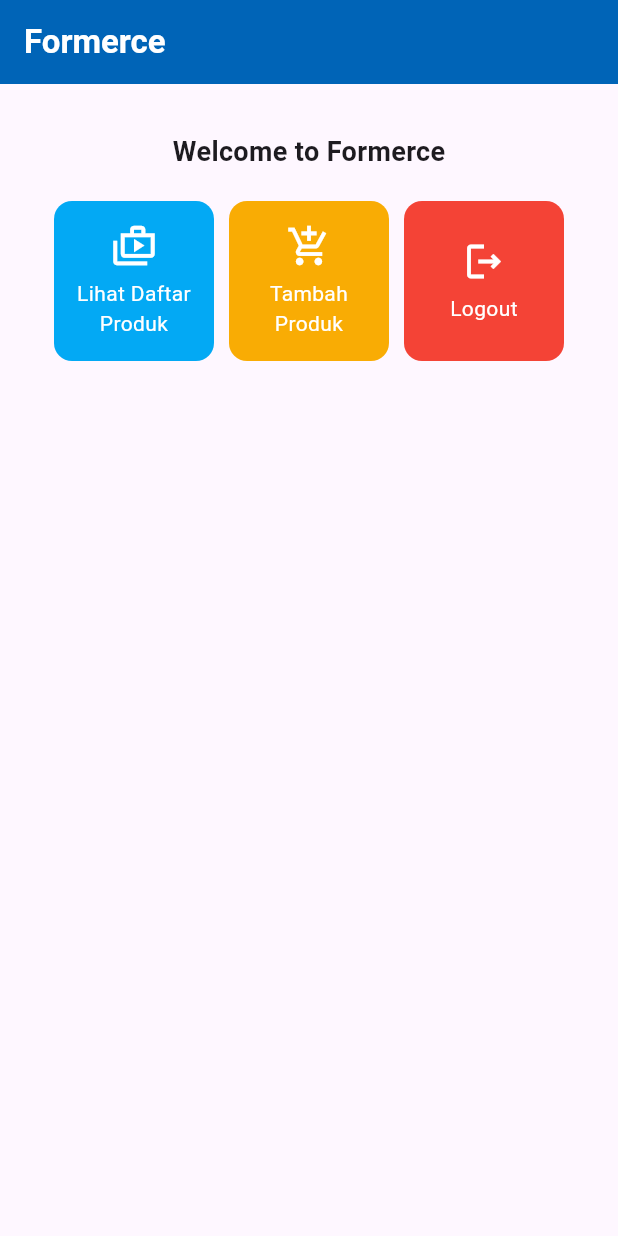
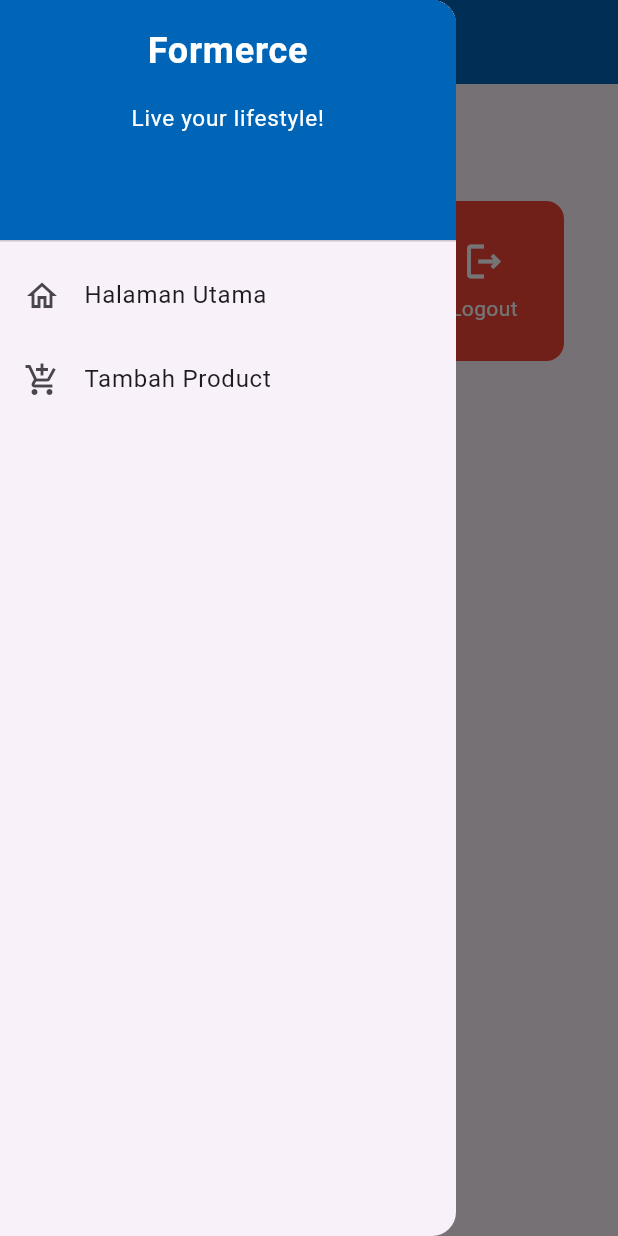
Before and after one commit to WendyFyfo/formerce_mobile, a Flutter app: the screen it shows after launch, with the side drawer open (before the commit the screen has no drawer), on a phone screen of 412 x 824 dp. Run offline on Flutter 3.47's test engine with Material 3 defaults, Android fonts, the phone set to English and light mode, and no system bars.

Commit message:
Submit Tugas 8

```diff
--- a/lib/main.dart
+++ b/lib/main.dart
@@ -1,5 +1,5 @@
 import 'package:flutter/material.dart';
-import 'package:formerce_mobile/menu.dart';
+import 'package:formerce_mobile/screens/menu.dart';
 
 void main() {
   runApp(const MyApp());
--- a/lib/menu.dart
+++ /dev/null
@@ -1,120 +0,0 @@
-import 'package:flutter/material.dart';
-
-class MyHomePage extends StatelessWidget {
-  MyHomePage({super.key});
-
-  final List<ItemHomePage> items =[
-    ItemHomePage("Lihat Daftar Produk", Icons.shop_2_outlined, Colors.lightBlue),
-    ItemHomePage("Tambah Produk", Icons.add_shopping_cart_outlined, const Color.fromARGB(255, 249, 172, 4)),
-    ItemHomePage("Logout", Icons.logout_outlined, Colors.red),
-  ];
-
-  @override
-  Widget build(BuildContext context){
-    return Scaffold(
-      appBar: AppBar(
-        title: const Text('Formerce',
-          style: TextStyle(
-            color: Colors.white,
-            fontWeight: FontWeight.bold,
-          ),
-        ),
-        backgroundColor: Theme.of(context).colorScheme.primary,
-      ),
-      body: Padding(
-        padding: const EdgeInsets.all(16),
-        child:Column(
-          crossAxisAlignment: CrossAxisAlignment.center,
-          children: [
-            Center(
-              child: Column(
-                children: [
-                  const Padding(
-                    padding: EdgeInsets.only(top: 16),
-                    child: Text(
-                      'Welcome to Formerce',
-                      style: TextStyle(
-                        fontWeight: FontWeight.bold,
-                        fontSize: 18,
-                      )
-                    )
-                  ),
-
-                  GridView.count(
-                    primary: true,
-                    padding: const EdgeInsets.all(20),
-                    crossAxisSpacing: 10,
-                    mainAxisSpacing: 10,
-                    crossAxisCount: 3,
-
-                    shrinkWrap: true,
-
-                    children: items.map((ItemHomePage item){
-                      return ItemCard(item);
-                    }).toList(),
-                  ),
-                ],
-              ),
-            )],)
-      )
-    );
-  }
-
-}
-
-class ItemHomePage {
-  final String name;
-  final IconData icon;
-  final Color backgroundColor;
-
-  ItemHomePage(this.name, this.icon, this.backgroundColor);
-}
-
-class ItemCard extends StatelessWidget {
-  final ItemHomePage item;
-
-  const ItemCard(this.item, {super.key});
-
-  @override
-  Widget build(BuildContext context) {
-    // TODO: implement build
-    return Material(
-      color: item.backgroundColor,
-      borderRadius: BorderRadius.circular(12),
-
-      child: InkWell(
-        onTap:() {
-          ScaffoldMessenger.of(context)
-          ..hideCurrentSnackBar()
-          ..showSnackBar(
-            SnackBar(
-              content: Text("Kamu telah menekan tombol ${item.name}!"),
-              backgroundColor: item.backgroundColor,
-            )
-          );
-        },
-
-        child: Container(
-          padding: const EdgeInsets.all(8),
-          child: Center(
-            child: Column(
-              mainAxisAlignment: MainAxisAlignment.center,
-              children: [
-                Icon(
-                  item.icon,
-                  color: Colors.white,
-                  size: 30.0,
-                ),
-                const Padding(padding: EdgeInsets.all(3)),
-                Text(
-                  item.name,
-                  textAlign: TextAlign.center,
-                  style: const TextStyle(color:Colors.white))
-              ]
-            ),
-          )
-        )
-      )
-    );
-  }
-}
--- /dev/null
+++ b/lib/screens/menu.dart
@@ -0,0 +1,73 @@
+import 'package:flutter/material.dart';
+import 'package:formerce_mobile/widgets/left_drawer.dart';
+import 'package:formerce_mobile/widgets/product_card.dart';
+
+class MyHomePage extends StatelessWidget {
+  final List<ItemHomepage> items =[
+    ItemHomepage("Lihat Daftar Produk", Icons.shop_2_outlined, Colors.lightBlue),
+    ItemHomepage("Tambah Produk", Icons.add_shopping_cart_outlined, const Color.fromARGB(255, 249, 172, 4)),
+    ItemHomepage("Logout", Icons.logout_outlined, Colors.red),
+  ];
+
+  MyHomePage({super.key});
+
+  @override
+  Widget build(BuildContext context){
+    return Scaffold(
+      appBar: AppBar(
+        title: const Text(
+          'Formerce',
+          style: TextStyle(
+            color: Colors.white,
+            fontWeight: FontWeight.bold,
+          ),
+        ),
+        backgroundColor: Theme.of(context).colorScheme.primary,
+        iconTheme: const IconThemeData(
+          color: Colors.white,
+        ),
+      ),
+      drawer: const LeftDrawer(),
+      // Body halaman dengan padding di sekelilingnya.
+      body: Padding(
+        padding: const EdgeInsets.all(16),
+        //menyusun widget secara vertikal dalam sebuah kolom
+        child:Column(
+          crossAxisAlignment: CrossAxisAlignment.center,
+          children: [
+            Center(
+              child: Column(
+                children: [
+                  const Padding(
+                    padding: EdgeInsets.only(top: 16),
+                    child: Text(
+                      'Welcome to Formerce',
+                      style: TextStyle(
+                        fontWeight: FontWeight.bold,
+                        fontSize: 18,
+                      )
+                    )
+                  ),
+
+                  //grid untuk menampilkan ItemCard dalam bentuk grid 3 kolom
+                  GridView.count(
+                    primary: true,
+                    padding: const EdgeInsets.all(20),
+                    crossAxisSpacing: 10,
+                    mainAxisSpacing: 10,
+                    crossAxisCount: 3,
+                    shrinkWrap: true,
+
+                    children: items.map((ItemHomepage item){
+                      return ItemCard(item);
+                    }).toList(),
+                  ),
+                ],
+              ),
+            )
+          ],
+        )
+      )
+    );
+  }
+}
--- /dev/null
+++ b/lib/widgets/left_drawer.dart
@@ -0,0 +1,72 @@
+import 'package:flutter/material.dart';
+import 'package:formerce_mobile/screens/menu.dart';
+import 'package:formerce_mobile/screens/productentry_form.dart';
+
+
+class LeftDrawer extends StatelessWidget {
+  const LeftDrawer({super.key});
+
+  @override
+  Widget build(BuildContext context) {
+    return Drawer(
+      child: ListView(
+        children: [
+          DrawerHeader(
+                decoration: BoxDecoration(
+                  color: Theme.of(context).colorScheme.primary,
+                ),
+                child: const Column(
+                  children: [
+                    Text(
+                      'Formerce',
+                      textAlign: TextAlign.center,
+                      style: TextStyle(
+                        fontSize: 24,
+                        fontWeight: FontWeight.bold,
+                        color: Colors.white,
+                      ),
+                    ),
+                    Padding(padding: EdgeInsets.all(8)),
+                    Text(
+                      "Live your lifestyle!",
+                      style: TextStyle(
+                        fontSize: 15,
+                        fontWeight: FontWeight.normal,
+                        color: Colors.white,
+                      ),
+                      textAlign: TextAlign.center,
+                    ),
+                  ],
+                ),
+          ),
+          ListTile(
+            leading: const Icon(Icons.home_outlined),
+            title: const Text('Halaman Utama'),
+            // Bagian redirection ke MyHomePage
+            onTap: () {
+              Navigator.pushReplacement(
+                  context,
+                  MaterialPageRoute(
+                    builder: (context) => MyHomePage(),
+                  ));
+            },
+          ),
+          ListTile(
+            leading: const Icon(Icons.add_shopping_cart_outlined),
+            title: const Text('Tambah Product'),
+            // Bagian redirection ke ProductEntryFormPage
+            onTap: () {
+              Navigator.pushReplacement(
+                context,
+                MaterialPageRoute(
+                  builder: (context) => const ProductEntryFormPage(),
+                )
+              );
+            },
+          ),
+
+        ],
+      ),
+    );
+  }
+}
--- /dev/null
+++ b/lib/widgets/product_card.dart
@@ -0,0 +1,70 @@
+import 'package:flutter/material.dart';
+import 'package:formerce_mobile/screens/productentry_form.dart';
+
+class ItemHomepage {
+  final String name;
+  final IconData icon;
+  final Color backgroundColor;
+
+  ItemHomepage(this.name, this.icon, this.backgroundColor);
+}
+
+class ItemCard extends StatelessWidget {
+  // Menampilkan kartu dengan ikon dan nama.
+  final ItemHomepage item;
+  const ItemCard(this.item, {super.key});
+
+  @override
+  Widget build(BuildContext context){
+    return Material(
+      // Menentukan warna latar belakang dari tema aplikasi.
+      color: item.backgroundColor,
+      // Membuat sudut kartu melengkung.
+      borderRadius: BorderRadius.circular(12),
+
+      child: InkWell(
+        // Aksi ketika kartu ditekan.
+        onTap: (){
+          // Menampilkan pesan SnackBar saat kartu ditekan.
+          ScaffoldMessenger.of(context)
+            ..hideCurrentSnackBar()
+            ..showSnackBar(
+              SnackBar(content: Text("Kamu telah menekan tombol ${item.name}!"))
+            );
+
+            // Navigate ke route yang sesuai (tergantung jenis tombol)
+          if (item.name == "Tambah Produk") {
+            Navigator.push(
+              context,
+              MaterialPageRoute(
+                builder: (context) => const ProductEntryFormPage())
+              );
+          }
+        },
+        // Container untuk menyimpan Icon dan Text
+        child: Container(
+          padding: const EdgeInsets.all(8),
+          child: Center(
+            child:Column(
+              // Menyusun ikon dan teks di tengah kartu
+              mainAxisAlignment: MainAxisAlignment.center,
+              children: [
+                Icon(
+                  item.icon,
+                  color: Colors.white,
+                  size: 30.0,
+                ),
+                const Padding(padding: EdgeInsets.all(3)),
+                Text(
+                  item.name,
+                  textAlign: TextAlign.center,
+                  style: const TextStyle(color: Colors.white),
+                ),
+              ],
+            ),
+          )
+        )
+      )
+    );
+  }
+}
```
Also changed, not shown: lib/screens/productentry_form.dart (added, +165 -0 lines), 1 other file.
